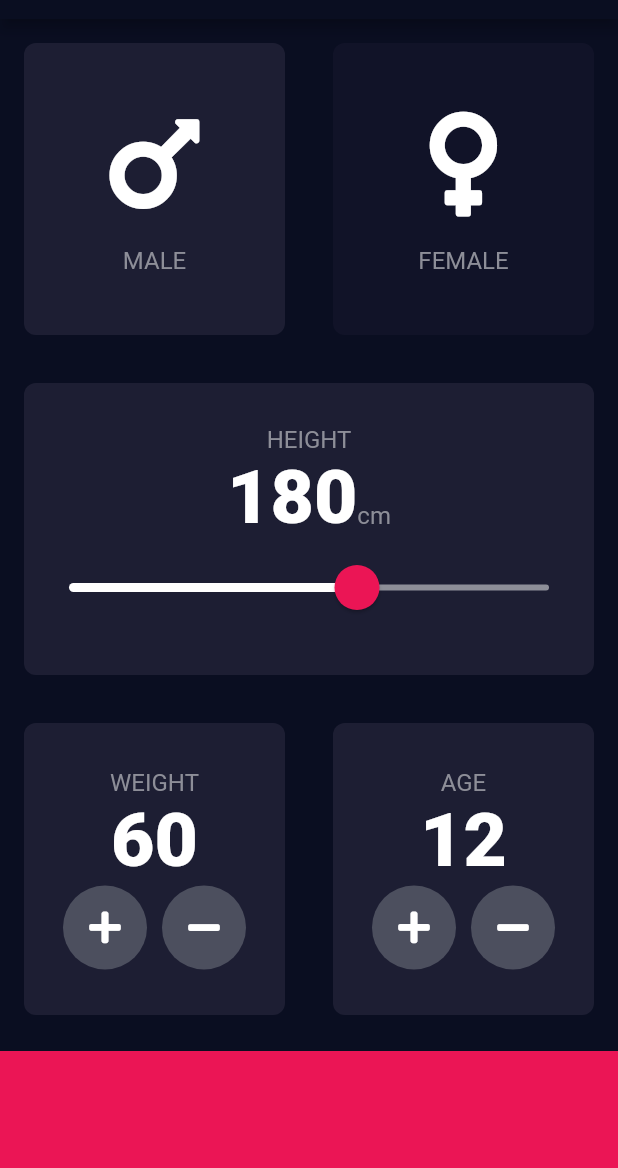
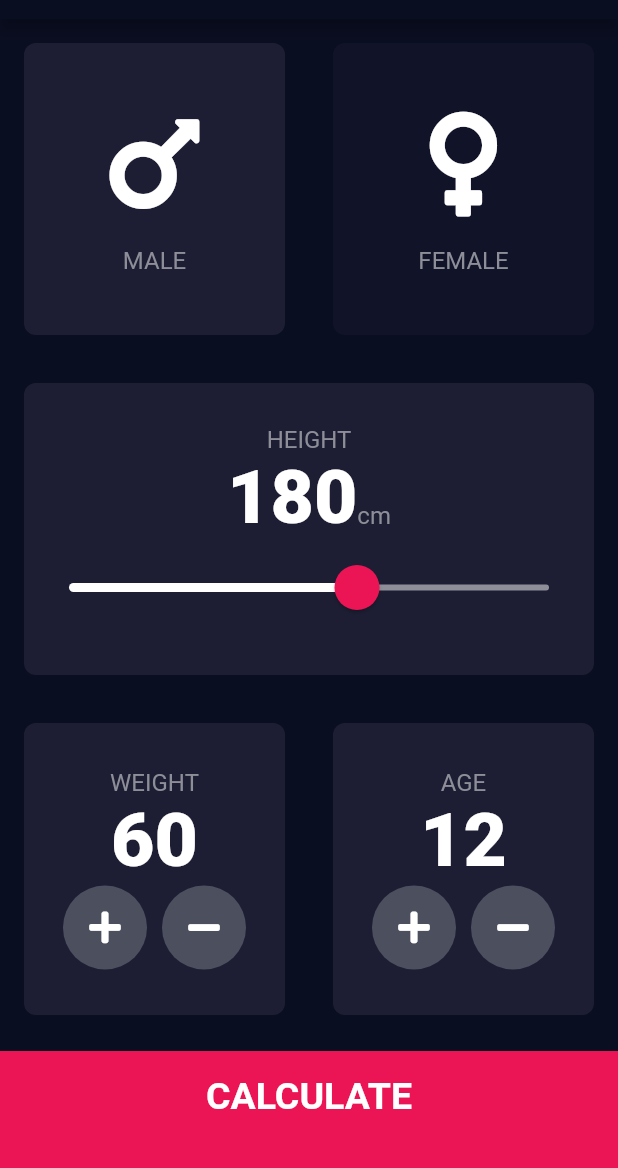
Before and after one commit to nosuke0926/bmi_calculator_flutter, a Flutter app: the screen it shows after launch, on a phone screen of 412 x 824 dp, the part 65-1233 px from its top. Run offline on Flutter 3.47's test engine with Material 2 defaults, Android fonts, the phone set to English and light mode, and no system bars; our stand-ins replace font_awesome_flutter.

Commit message:
calculate BMI

```diff
--- /dev/null
+++ b/lib/calculator_brain.dart
@@ -0,0 +1,36 @@
+import 'dart:math';
+
+class CalculatorBrain {
+  CalculatorBrain({
+    required this.height,
+    required this.weight,
+  });
+  final int height;
+  final int weight;
+  double _bmi = 0;
+
+  String calculateBMI() {
+    _bmi = weight / pow(height / 100, 2);
+    return _bmi.toStringAsFixed(1);
+  }
+
+  String getResult() {
+    if (_bmi >= 25) {
+      return 'Overweight';
+    } else if (_bmi > 18.5) {
+      return 'Normal';
+    } else {
+      return 'Underweight';
+    }
+  }
+
+  String getInterpretation() {
+    if (_bmi >= 25) {
+      return 'Try to exercise more!';
+    } else if (_bmi > 18.5) {
+      return 'Good job!';
+    } else {
+      return 'You can eat bit more!';
+    }
+  }
+}
--- /dev/null
+++ b/lib/components/bottom_button.dart
@@ -0,0 +1,31 @@
+import 'package:flutter/material.dart';
+
+import '../constants.dart';
+
+class BottomButton extends StatelessWidget {
+  BottomButton({
+    required this.onTap,
+    required this.buttonTitle,
+  });
+
+  final VoidCallback onTap;
+  final String buttonTitle;
+  @override
+  Widget build(BuildContext context) {
+    return GestureDetector(
+      onTap: onTap,
+      child: Container(
+        child: Center(
+          child: Text(
+            buttonTitle,
+            style: kLargeButtonTextStyle,
+          ),
+        ),
+        color: kBottomContainerColor,
+        margin: const EdgeInsets.only(top: 8),
+        padding: EdgeInsets.only(bottom: 20),
+        height: kBottomContainerHeight,
+      ),
+    );
+  }
+}
--- a/lib/icon_content.dart
+++ b/lib/components/icon_content.dart
@@ -1,6 +1,5 @@
+import 'package:bmi_calculator_flutter/constants.dart';
 import 'package:flutter/material.dart';
-
-import 'constants.dart';
 
 class IconContent extends StatelessWidget {
   const IconContent({
--- /dev/null
+++ b/lib/components/round_icon_button.dart
@@ -0,0 +1,27 @@
+import 'package:flutter/material.dart';
+
+class RoundIconButton extends StatelessWidget {
+  const RoundIconButton({
+    Key? key,
+    required this.icon,
+    required this.onPress,
+  }) : super(key: key);
+  final IconData icon;
+  final VoidCallback onPress;
+
+  @override
+  Widget build(BuildContext context) {
+    return RawMaterialButton(
+      child: Icon(icon),
+      elevation: 0,
+      disabledElevation: 6,
+      shape: const CircleBorder(),
+      fillColor: const Color(0xff4c4f5e),
+      constraints: const BoxConstraints.tightFor(
+        width: 56.0,
+        height: 56.0,
+      ),
+      onPressed: onPress,
+    );
+  }
+}
--- a/lib/main.dart
+++ b/lib/main.dart
@@ -1,4 +1,4 @@
-import 'package:bmi_calculator_flutter/input_page.dart';
+import 'package:bmi_calculator_flutter/screens/input_page.dart';
 import 'package:flutter/material.dart';
 
 void main() {
--- a/lib/input_page.dart
+++ b/lib/screens/input_page.dart
@@ -1,9 +1,12 @@
-import 'package:bmi_calculator_flutter/icon_content.dart';
-import 'package:bmi_calculator_flutter/reusable_card.dart';
+import 'package:bmi_calculator_flutter/calculator_brain.dart';
+import 'package:bmi_calculator_flutter/components/bottom_button.dart';
+import 'package:bmi_calculator_flutter/components/icon_content.dart';
+import 'package:bmi_calculator_flutter/components/reusable_card.dart';
+import 'package:bmi_calculator_flutter/components/round_icon_button.dart';
+import 'package:bmi_calculator_flutter/constants.dart';
+import 'package:bmi_calculator_flutter/screens/results_page.dart';
 import 'package:flutter/material.dart';
 import 'package:font_awesome_flutter/font_awesome_flutter.dart';
-
-import 'constants.dart';
 
 enum Gender {
   male,
@@ -172,7 +175,7 @@ class _InputPageState extends State<InputPage> {
                     cardChild: Column(
                       mainAxisAlignment: MainAxisAlignment.center,
                       children: [
-                        Text(
+                        const Text(
                           'AGE',
                           style: kLabelTextStyle,
                         ),
@@ -191,7 +194,7 @@ class _InputPageState extends State<InputPage> {
                                 });
                               },
                             ),
-                            SizedBox(width: 10),
+                            const SizedBox(width: 10),
                             RoundIconButton(
                               icon: FontAwesomeIcons.minus,
                               onPress: () {
@@ -209,39 +212,25 @@ class _InputPageState extends State<InputPage> {
               ],
             ),
           ),
-          Container(
-            color: kBottomContainerColor,
-            margin: const EdgeInsets.only(top: 8),
-            height: kBottomContainerHeight,
+          BottomButton(
+            buttonTitle: 'CALCULATE',
+            onTap: () {
+              CalculatorBrain calc =
+                  CalculatorBrain(height: height, weight: weight);
+              Navigator.push(
+                context,
+                MaterialPageRoute(
+                  builder: (context) => ResultsPage(
+                    bmiResult: calc.calculateBMI(),
+                    resultText: calc.getResult(),
+                    interpretation: calc.getInterpretation(),
+                  ),
+                ),
+              );
+            },
           ),
         ],
       ),
     );
   }
 }
-
-class RoundIconButton extends StatelessWidget {
-  const RoundIconButton({
-    Key? key,
-    required this.icon,
-    required this.onPress,
-  }) : super(key: key);
-  final IconData icon;
-  final VoidCallback onPress;
-
-  @override
-  Widget build(BuildContext context) {
-    return RawMaterialButton(
-      child: Icon(icon),
-      elevation: 0,
-      disabledElevation: 6,
-      shape: const CircleBorder(),
-      fillColor: const Color(0xff4c4f5e),
-      constraints: const BoxConstraints.tightFor(
-        width: 56.0,
-        height: 56.0,
-      ),
-      onPressed: onPress,
-    );
-  }
-}
```
Also changed, not shown: lib/constants.dart (+25 -0 lines), lib/screens/results_page.dart (added, +72 -0 lines), lib/components/reusable_card.dart (renamed from lib/reusable_card.dart).
